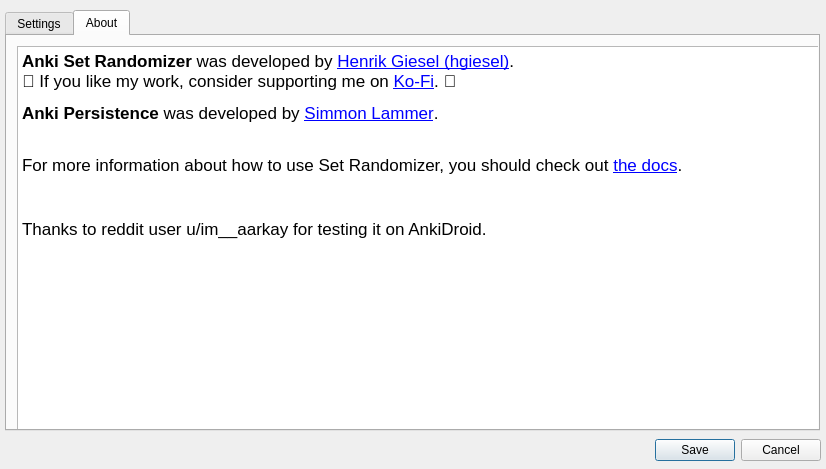
This is src/gui/sr_config.ui in hgiesel/anki_set_randomizer as Qt 5 draws it before an edit. The edited form follows.
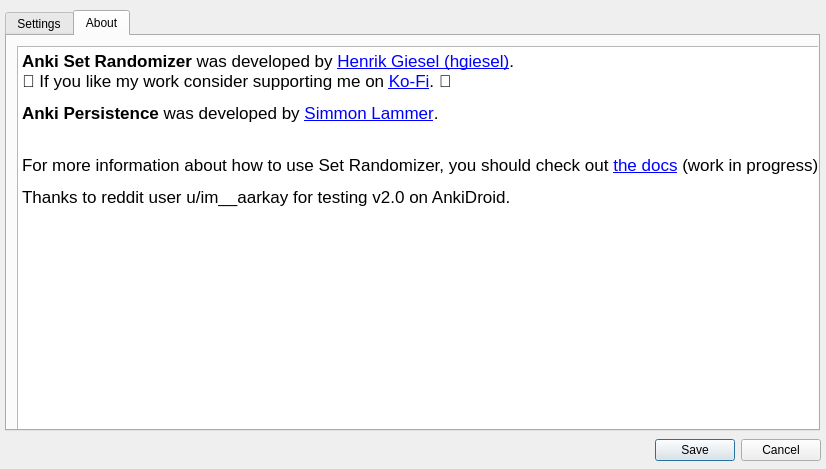
This is the edited form. The open tabs and pages were chosen to show the change.

```diff
--- a/src/gui/sr_config.ui
+++ b/src/gui/sr_config.ui
@@ -26,6 +26,12 @@
    <property name="currentIndex">
     <number>0</number>
    </property>
+   <property name="documentMode">
+    <bool>false</bool>
+   </property>
+   <property name="tabsClosable">
+    <bool>false</bool>
+   </property>
    <widget class="QWidget" name="tabSettings">
     <property name="whatsThis">
      <string>&lt;html&gt;&lt;head/&gt;&lt;body&gt;&lt;p&gt;&lt;br/&gt;&lt;/p&gt;&lt;/body&gt;&lt;/html&gt;</string>
@@ -254,12 +260,11 @@
       <string>&lt;!DOCTYPE HTML PUBLIC &quot;-//W3C//DTD HTML 4.0//EN&quot; &quot;http://www.w3.org/TR/REC-html40/strict.dtd&quot;&gt;
 &lt;html&gt;&lt;head&gt;&lt;meta name=&quot;qrichtext&quot; content=&quot;1&quot; /&gt;&lt;style type=&quot;text/css&quot;&gt;
 p, li { white-space: pre-wrap; }
-&lt;/style&gt;&lt;/head&gt;&lt;body style=&quot; font-family:'.SF NS Text'; font-size:13pt; font-weight:400; font-style:normal;&quot;&gt;
-&lt;p style=&quot; margin-top:12px; margin-bottom:12px; margin-left:0px; margin-right:0px; -qt-block-indent:0; text-indent:0px;&quot;&gt;&lt;span style=&quot; font-weight:600;&quot;&gt;Anki Set Randomizer&lt;/span&gt; was developed by &lt;a href=&quot;https://github.com/hgiesel&quot;&gt;&lt;span style=&quot; text-decoration: underline; color:#0000ff;&quot;&gt;Henrik Giesel (hgiesel)&lt;/span&gt;&lt;/a&gt;. &lt;br /&gt;🐇 If you like my work, consider supporting me on &lt;a href=&quot;https://ko-fi.com/hgiesel&quot;&gt;&lt;span style=&quot; text-decoration: underline; color:#0000ff;&quot;&gt;Ko-Fi&lt;/span&gt;&lt;/a&gt;. 🐇&lt;/p&gt;
-&lt;p style=&quot; margin-top:12px; margin-bottom:12px; margin-left:0px; margin-right:0px; -qt-block-indent:0; text-indent:0px;&quot;&gt;&lt;span style=&quot; font-weight:600;&quot;&gt;Anki Persistence&lt;/span&gt; was developed by &lt;a href=&quot;https://github.com/SimonLammer/anki-persistence&quot;&gt;&lt;span style=&quot; text-decoration: underline; color:#0000ff;&quot;&gt;Simmon Lammer&lt;/span&gt;&lt;/a&gt;.&lt;br /&gt;&lt;/p&gt;
-&lt;p style=&quot; margin-top:12px; margin-bottom:12px; margin-left:0px; margin-right:0px; -qt-block-indent:0; text-indent:0px;&quot;&gt;For more information about how to use Set Randomizer, you should check out &lt;a href=&quot;https://github.com/hgiesel/anki-set-randomizer/tree/master&quot;&gt;&lt;span style=&quot; text-decoration: underline; color:#0000ff;&quot;&gt;the docs&lt;/span&gt;&lt;/a&gt;.&lt;/p&gt;
-&lt;p style=&quot;-qt-paragraph-type:empty; margin-top:12px; margin-bottom:12px; margin-left:0px; margin-right:0px; -qt-block-indent:0; text-indent:0px;&quot;&gt;&lt;br /&gt;&lt;/p&gt;
-&lt;p style=&quot; margin-top:12px; margin-bottom:12px; margin-left:0px; margin-right:0px; -qt-block-indent:0; text-indent:0px;&quot;&gt;Thanks to reddit user u/im__aarkay for testing it on AnkiDroid.&lt;/p&gt;&lt;/body&gt;&lt;/html&gt;</string>
+&lt;/style&gt;&lt;/head&gt;&lt;body style=&quot; font-family:'.AppleSystemUIFont'; font-size:13pt; font-weight:400; font-style:normal;&quot;&gt;
+&lt;p style=&quot; margin-top:12px; margin-bottom:12px; margin-left:0px; margin-right:0px; -qt-block-indent:0; text-indent:0px;&quot;&gt;&lt;span style=&quot; font-family:'.SF NS Text'; font-weight:600;&quot;&gt;Anki Set Randomizer&lt;/span&gt;&lt;span style=&quot; font-family:'.SF NS Text';&quot;&gt; was developed by &lt;/span&gt;&lt;a href=&quot;https://github.com/hgiesel&quot;&gt;&lt;span style=&quot; font-family:'.SF NS Text'; text-decoration: underline; color:#0000ff;&quot;&gt;Henrik Giesel (hgiesel)&lt;/span&gt;&lt;/a&gt;&lt;span style=&quot; font-family:'.SF NS Text';&quot;&gt;. &lt;br /&gt;🐇 If you like my work consider supporting me on &lt;/span&gt;&lt;a href=&quot;https://ko-fi.com/hgiesel&quot;&gt;&lt;span style=&quot; font-family:'.SF NS Text'; text-decoration: underline; color:#0000ff;&quot;&gt;Ko-Fi&lt;/span&gt;&lt;/a&gt;&lt;span style=&quot; font-family:'.SF NS Text';&quot;&gt;. 🐇&lt;/span&gt;&lt;/p&gt;
+&lt;p style=&quot; margin-top:12px; margin-bottom:12px; margin-left:0px; margin-right:0px; -qt-block-indent:0; text-indent:0px;&quot;&gt;&lt;span style=&quot; font-family:'.SF NS Text'; font-weight:600;&quot;&gt;Anki Persistence&lt;/span&gt;&lt;span style=&quot; font-family:'.SF NS Text';&quot;&gt; was developed by &lt;/span&gt;&lt;a href=&quot;https://github.com/SimonLammer/anki-persistence&quot;&gt;&lt;span style=&quot; font-family:'.SF NS Text'; text-decoration: underline; color:#0000ff;&quot;&gt;Simmon Lammer&lt;/span&gt;&lt;/a&gt;&lt;span style=&quot; font-family:'.SF NS Text';&quot;&gt;.&lt;br /&gt;&lt;/span&gt;&lt;/p&gt;
+&lt;p style=&quot; margin-top:12px; margin-bottom:12px; margin-left:0px; margin-right:0px; -qt-block-indent:0; text-indent:0px;&quot;&gt;&lt;span style=&quot; font-family:'.SF NS Text';&quot;&gt;For more information about how to use Set Randomizer, you should check out &lt;/span&gt;&lt;a href=&quot;https://hgiesel.github.io/anki-set-randomizer/&quot;&gt;&lt;span style=&quot; font-family:'.SF NS Text'; text-decoration: underline; color:#0000ff;&quot;&gt;the docs&lt;/span&gt;&lt;/a&gt;&lt;span style=&quot; font-family:'.SF NS Text';&quot;&gt; (work in progress).&lt;/span&gt;&lt;/p&gt;
+&lt;p style=&quot; margin-top:12px; margin-bottom:12px; margin-left:0px; margin-right:0px; -qt-block-indent:0; text-indent:0px;&quot;&gt;&lt;span style=&quot; font-family:'.SF NS Text';&quot;&gt;Thanks to reddit user u/im__aarkay for testing v2.0 on AnkiDroid.&lt;/span&gt;&lt;/p&gt;&lt;/body&gt;&lt;/html&gt;</string>
      </property>
      <property name="openExternalLinks">
       <bool>true</bool>
```
Left out of the diff: 17 changed lines with no effect on the pictures.
